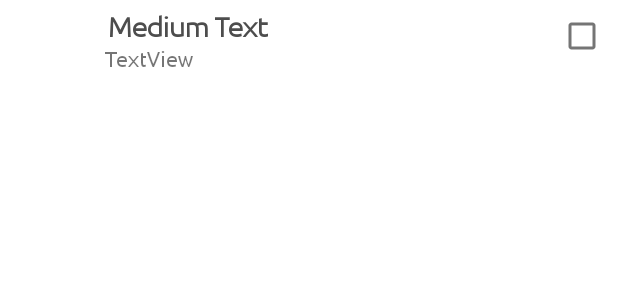
After one commit to dakshitpiyush/File-Sharing-Application, an Android app: the layout timepass.xml on its own in the app's theme, with its tools: preview values and no code run, on a phone screen of 412 x 824 dp. The commit adds this screen. Shown: the top 300 px of the screen. Run offline under Robolectric (Android 15) with nearby library versions, the phone set to English and light mode, and no system bars.

Commit message:
profile pic selection done

```diff
--- a/app/src/main/java/com/dakshit/file_sharing/Landing.java
+++ b/app/src/main/java/com/dakshit/file_sharing/Landing.java
@@ -66,13 +66,9 @@ public class Landing extends AppCompatActivity {
             editor.apply();
             Log.v("welcome", "username : " + prefs.getString("username", "nopeeee"));
             Intent intent = new Intent(getApplicationContext(), MainActivity.class);
-            intent.setFlags(Intent.FLAG_ACTIVITY_CLEAR_TOP);
+            //intent.setFlags(Intent.FLAG_ACTIVITY_CLEAR_TOP);
             startActivity(intent);
         }
     }
 
-    @Override
-    public void onBackPressed() {
-        gotoMain(null);
-    }
 }
--- a/app/src/main/java/com/dakshit/file_sharing/MainActivity.java
+++ b/app/src/main/java/com/dakshit/file_sharing/MainActivity.java
@@ -55,6 +55,7 @@ public class MainActivity extends AppCompatActivity {
             Log.v("start", "ya ya ya su swagatam");
             tt.setText("ya ya ya su swagatam");
             Intent intent = new Intent(getApplicationContext(), Landing.class);
+            intent.setFlags(Intent.FLAG_ACTIVITY_NEW_TASK | Intent.FLAG_ACTIVITY_CLEAR_TASK );
             startActivity(intent);
         }
         else{
--- a/app/src/main/res/layout/activity_recieve.xml
+++ b/app/src/main/res/layout/activity_recieve.xml
@@ -13,12 +13,13 @@
         android:text="TextView"
         app:layout_constraintEnd_toEndOf="parent"
         app:layout_constraintStart_toStartOf="parent"
-        tools:layout_editor_absoluteY="123dp" />
+        tools:layout_editor_absoluteY="257dp" />
 
     <Button
         android:id="@+id/btnRecRetry"
         android:layout_width="wrap_content"
         android:layout_height="wrap_content"
+        android:onClick="discover"
         android:text="Retry"
         app:layout_constraintBottom_toBottomOf="parent"
         app:layout_constraintEnd_toEndOf="@+id/tvRecived"
@@ -26,4 +27,5 @@
         app:layout_constraintTop_toBottomOf="@+id/tvRecived" />
 
 
+
 </androidx.constraintlayout.widget.ConstraintLayout>
--- /dev/null
+++ b/app/src/main/res/layout/timepass.xml
@@ -0,0 +1,45 @@
+<?xml version="1.0" encoding="utf-8"?>
+<LinearLayout xmlns:android="http://schemas.android.com/apk/res/android"
+    android:layout_width="match_parent"
+    android:layout_height="match_parent"
+    android:orientation="horizontal" >
+
+    <ImageView
+        android:id="@+id/icon"
+        android:layout_width="60dp"
+        android:layout_height="60dp"
+        android:padding="5dp" />
+
+    <LinearLayout android:layout_width="wrap_content"
+        android:layout_height="wrap_content"
+        android:layout_weight="1"
+        android:orientation="vertical">
+
+        <TextView
+            android:id="@+id/title"
+            android:layout_width="wrap_content"
+            android:layout_height="wrap_content"
+            android:layout_marginLeft="10dp"
+            android:layout_marginTop="5dp"
+            android:padding="2dp"
+            android:text="Medium Text"
+            android:textAppearance="?android:attr/textAppearanceMedium"
+            android:textColor="#4d4d4d"
+            android:textStyle="bold" />
+
+        <TextView
+            android:id="@+id/subtitle"
+            android:layout_width="wrap_content"
+            android:layout_height="wrap_content"
+            android:layout_marginLeft="10dp"
+            android:text="TextView" />
+    </LinearLayout>
+
+    <CheckBox
+        android:id="@+id/checkBox"
+        android:layout_width="wrap_content"
+        android:layout_height="wrap_content"
+        android:focusable="false"
+        android:gravity="center"
+        android:text="" />
+</LinearLayout>
```
Also changed, not shown: app/src/main/java/com/dakshit/file_sharing/Connect.java (+22 -5 lines), app/src/main/java/com/dakshit/file_sharing/Recieve.java (+24 -5 lines).
